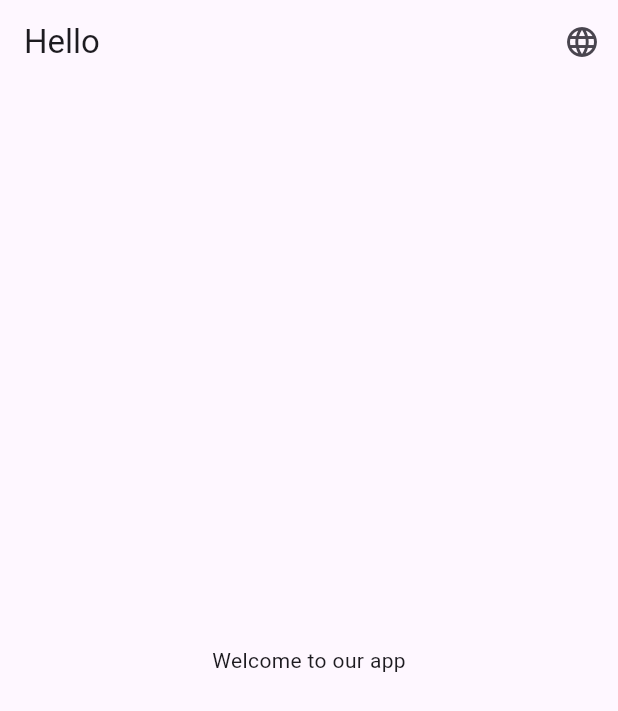
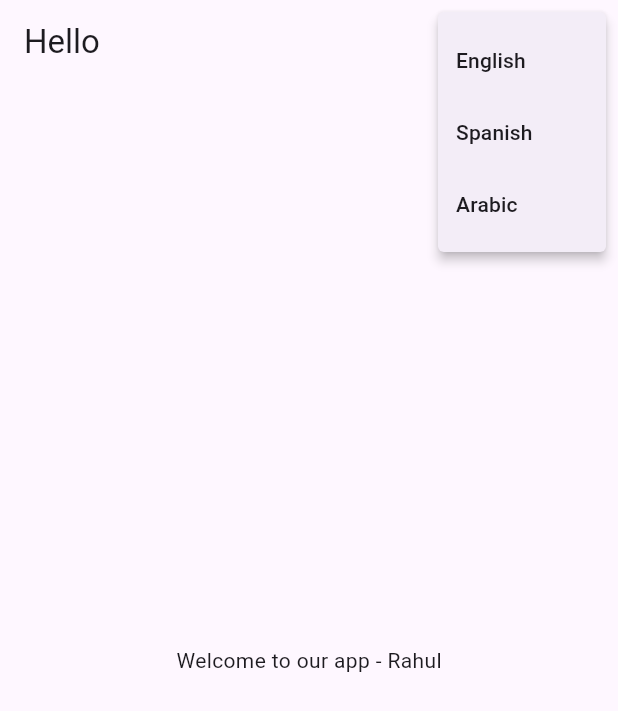
Before and after one commit to alok2811/app_multi_lang, a Flutter app: the screen it shows after launch, after a tap on the "language" icon, on a phone screen of 412 x 824 dp. Shown: the top 711 px of the screen. Run offline on Flutter 3.47's test engine with Material 3 defaults, Android fonts, the phone set to English and light mode, and no system bars; generated files the repository leaves out were written again.

Commit message:
Added ar language

```diff
--- /dev/null
+++ b/lib/l10n/app_ar.arb
@@ -0,0 +1,5 @@
+{
+  "hello": "مرحبا",
+  "welcome": "مرحبًا بكم في تطبيقنا",
+  "name": "{name}"
+}
--- a/lib/l10n/app_en.arb
+++ b/lib/l10n/app_en.arb
@@ -1,6 +1,5 @@
 {
   "hello": "Hello",
   "welcome": "Welcome to our app",
-  "name": "Alok Dubey",
-  "test": "Test"
+  "name": "{name}"
 }
--- a/lib/l10n/app_es.arb
+++ b/lib/l10n/app_es.arb
@@ -1,6 +1,5 @@
 {
   "hello": "Hola",
   "welcome": "Bienvenido a nuestra aplicación",
-  "name": "Alok Dubey",
-  "test": "Test"
+  "name": "{name}"
 }
--- a/lib/main.dart
+++ b/lib/main.dart
@@ -34,6 +34,7 @@ class _MyAppState extends State<MyApp> {
           supportedLocales: [
             Locale('en', ''), // English
             Locale('es', ''), // Spanish
+            Locale('ar', ''), // Arbic
           ],
           localizationsDelegates: [
             AppLocalizations.delegate, // Add this line
@@ -58,16 +59,33 @@ class MyHomePage extends StatelessWidget {
         title: Text(
             AppLocalizations.of(context)?.hello ?? ''), // No need for context
         actions: [
-          IconButton(
-              onPressed: () {
-                context.read<LocalizationService>().changeLanguage('en');
-              },
-              icon: Icon(Icons.language))
+          PopupMenuButton<String>(
+            onSelected: (value) {
+              context.read<LocalizationService>().changeLanguage(value);
+            },
+            itemBuilder: (BuildContext context) {
+              return [
+                PopupMenuItem<String>(
+                  value: 'en',
+                  child: Text('English'),
+                ),
+                PopupMenuItem<String>(
+                  value: 'es',
+                  child: Text('Spanish'),
+                ),
+                PopupMenuItem<String>(
+                  value: 'ar',
+                  child: Text('Arabic'),
+                ),
+              ];
+            },
+            icon: Icon(Icons.language),
+          ),
         ],
       ),
       body: Center(
         child: Text(
-            AppLocalizations.of(context)?.welcome ?? ''), // No need for context
+            "${AppLocalizations.of(context)?.welcome} - ${AppLocalizations.of(context)?.name("Rahul")}"), // No need for context
       ),
     );
   }
```
